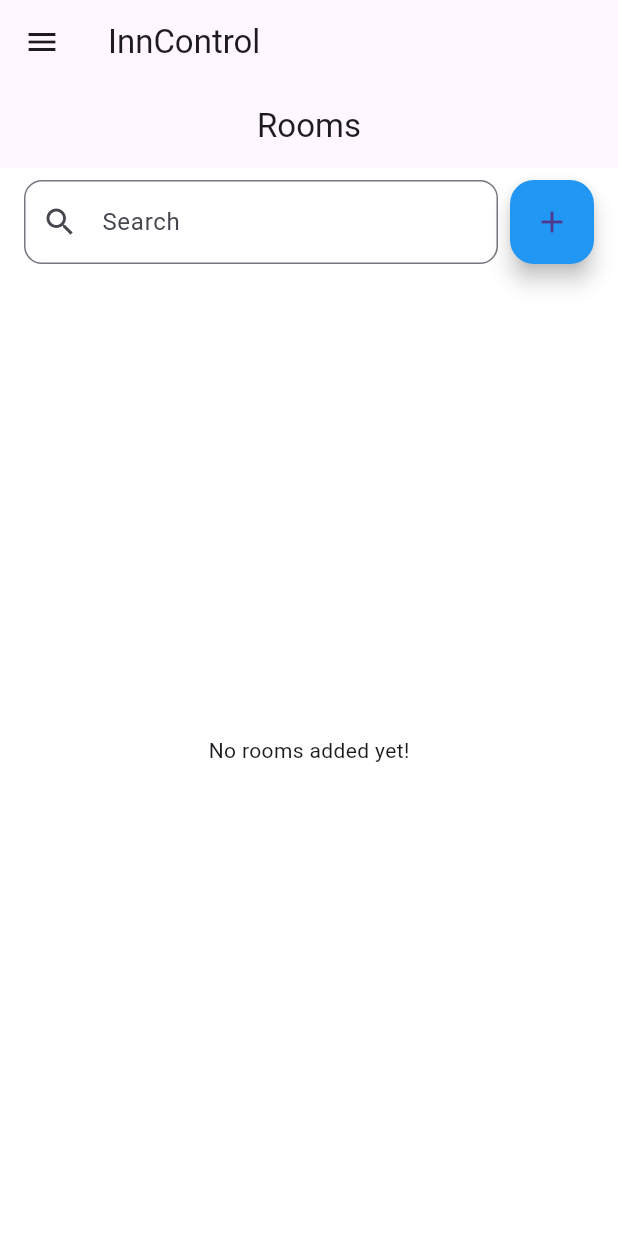
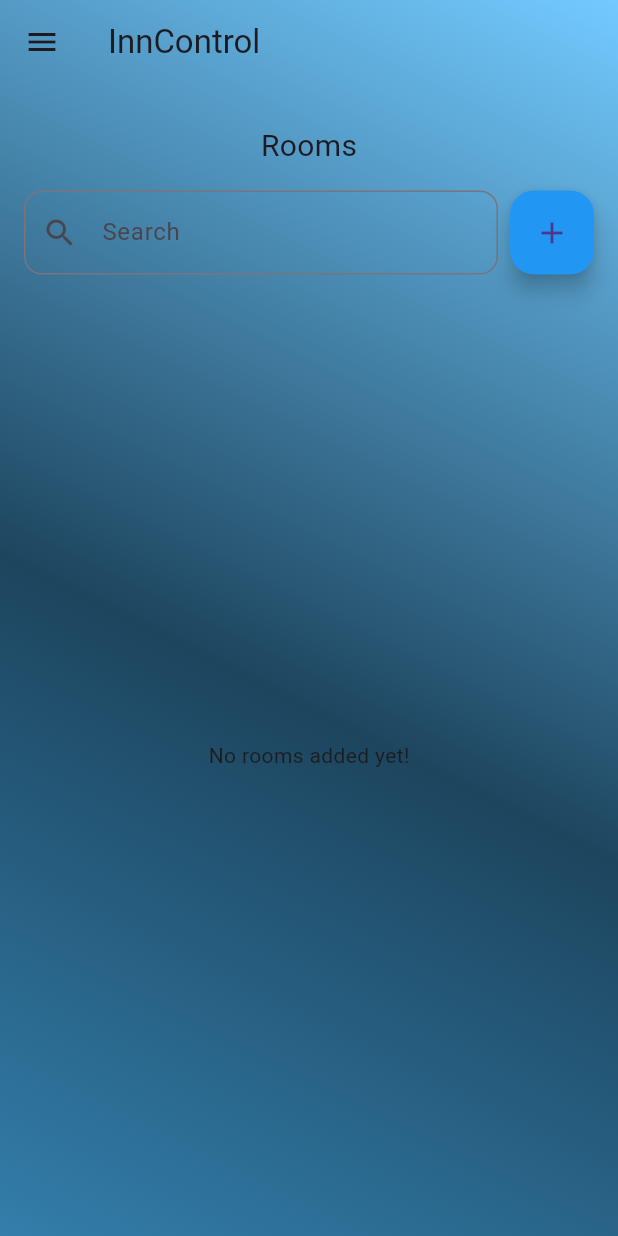
Before and after one commit to upc-pre-20242-cc238-wx61-grupo1/inncontrol-frontend-mobile, a Flutter app: the screen it shows after launch, on a phone screen of 412 x 824 dp. Run offline on Flutter 3.47's test engine with Material 3 defaults, Android fonts, the light colour scheme and no system bars.

Commit message:
style: update ui views with new style guidelines

```diff
--- a/lib/main.dart
+++ b/lib/main.dart
@@ -1,5 +1,5 @@
 import 'package:flutter/material.dart';
-import 'navigation/main_page.dart';  // Import the MainPage
+import 'navigation/main_page.dart'; // Import the MainPage
 
 void main() {
   runApp(const MyApp());
@@ -15,9 +15,9 @@ class MyApp extends StatelessWidget {
       title: 'InnControl',
       theme: ThemeData(
         primarySwatch: Colors.blue,
-        scaffoldBackgroundColor: Colors.white,
+        scaffoldBackgroundColor: Colors.transparent,
       ),
-      home: MainPage(),  // Use the RoomsPage as the home
+      home: MainPage(), // Use the RoomsPage as the home
     );
   }
 }
--- a/lib/navigation/main_page.dart
+++ b/lib/navigation/main_page.dart
@@ -29,8 +29,10 @@ class _MainPageState extends State<MainPage> {
   Widget build(BuildContext context) {
     return Scaffold(
       appBar: AppBar(
+        backgroundColor: Colors.transparent,
         title: Text('InnControl'),
       ),
+      extendBodyBehindAppBar: true,
       drawer: Drawer(
         // Navigation Drawer
         child: ListView(
@@ -75,7 +77,34 @@ class _MainPageState extends State<MainPage> {
           ],
         ),
       ),
-      body: _pages[_selectedIndex], // Display the selected view
+      body: Container(
+        decoration: const BoxDecoration(
+          gradient: LinearGradient(
+            begin: Alignment.topRight,
+            end: Alignment.bottomLeft,
+            colors: [
+              Color(0xff73CAFF),
+              Color(0xff1D455E),
+              Color(0xff337EAB),
+            ],
+            stops: [
+              0.0,
+              0.56,
+              1.0,
+            ],
+          ),
+        ),
+        child: Column(
+          children: [
+            const SizedBox(
+              height: 60,
+            ),
+            Expanded(
+              child: _pages[_selectedIndex],
+            ),
+          ],
+        ),
+      ), // Display the selected view
     );
   }
 }
--- a/lib/views/inventory/inventory_screen.dart
+++ b/lib/views/inventory/inventory_screen.dart
@@ -34,24 +34,7 @@ class _InventoryScreenState extends State<InventoryScreen> {
   Widget build(BuildContext context) {
     return Scaffold(
       backgroundColor: Colors.transparent,
-      body: Container(
-        decoration: const BoxDecoration(
-          gradient: LinearGradient(
-              begin: Alignment.topRight,
-              end: Alignment.bottomLeft,
-              colors: [
-                Color(0xff73CAFF),
-                Color(0xff1D455E),
-                Color(0xff337EAB),
-              ],
-              stops: [
-                0.0,
-                0.56,
-                1.0,
-              ]),
-        ),
-        child: inventorySection(),
-      ),
+      body: inventorySection(),
     );
   }
 
--- a/lib/views/rooms/rooms_list_screen.dart
+++ b/lib/views/rooms/rooms_list_screen.dart
@@ -1,7 +1,7 @@
 import 'package:flutter/material.dart';
-import '../../components/room_card.dart';  // Import the room card widget
+import '../../components/room_card.dart'; // Import the room card widget
 import '../../components/room_form.dart'; // Import the room form widgets
-import '../../models/room.dart';  // Import the room model
+import '../../models/room.dart'; // Import the room model
 
 class RoomListScreen extends StatefulWidget {
   const RoomListScreen({super.key});
@@ -23,9 +23,10 @@ class RoomListScreenState extends State<RoomListScreen> {
   // Function to update a room in the list
   void _updateRoom(Room updatedRoom) {
     setState(() {
-      final index = rooms.indexWhere((room) => room.number == updatedRoom.number);
+      final index =
+          rooms.indexWhere((room) => room.number == updatedRoom.number);
       if (index != -1) {
-        rooms[index] = updatedRoom;  // Update the room in the list
+        rooms[index] = updatedRoom; // Update the room in the list
       }
     });
   }
@@ -33,14 +34,17 @@ class RoomListScreenState extends State<RoomListScreen> {
   @override
   Widget build(BuildContext context) {
     return Scaffold(
-      appBar: AppBar(
-        title: const Text('Rooms'),
-        centerTitle: true,
-      ),
       body: Padding(
         padding: const EdgeInsets.all(8.0),
         child: Column(
           children: [
+            const Padding(
+              padding: EdgeInsets.all(15.0),
+              child: Text(
+                'Rooms',
+                style: TextStyle(fontSize: 20),
+              ),
+            ),
             Padding(
               padding: const EdgeInsets.symmetric(horizontal: 8.0),
               child: Row(
@@ -84,10 +88,7 @@ class RoomListScreenState extends State<RoomListScreen> {
                       itemCount: rooms.length,
                       itemBuilder: (context, index) {
                         final room = rooms[index];
-                        return RoomCard(
-                            room: room,
-                            onRoomUpdated: _updateRoom
-                        );
+                        return RoomCard(room: room, onRoomUpdated: _updateRoom);
                       },
                     ),
             ),
--- a/lib/views/tasks/task_list_screen.dart
+++ b/lib/views/tasks/task_list_screen.dart
@@ -1,7 +1,7 @@
 import 'package:flutter/material.dart';
-import '../../models/task.dart';  // Import the Task model
-import 'add_task_screen.dart';  // Import AddTaskScreen widget
-import 'tasks_details_screen.dart';  // Import TaskDetailsScreen widget
+import '../../models/task.dart'; // Import the Task model
+import 'add_task_screen.dart'; // Import AddTaskScreen widget
+import 'tasks_details_screen.dart'; // Import TaskDetailsScreen widget
 
 class TaskListScreen extends StatefulWidget {
   @override
@@ -34,10 +34,14 @@ class _TaskListScreenState extends State<TaskListScreen> {
 
   // Función para editar una tarea en una ventana emergente
   void _editTask(Task task) {
-    TextEditingController titleController = TextEditingController(text: task.title);
-    TextEditingController dueDateController = TextEditingController(text: task.dueDate);
-    TextEditingController assignedEmployeeController = TextEditingController(text: task.assignedEmployee);
-    TextEditingController statusController = TextEditingController(text: task.status);
+    TextEditingController titleController =
+        TextEditingController(text: task.title);
+    TextEditingController dueDateController =
+        TextEditingController(text: task.dueDate);
+    TextEditingController assignedEmployeeController =
+        TextEditingController(text: task.assignedEmployee);
+    TextEditingController statusController =
+        TextEditingController(text: task.status);
 
     showDialog(
       context: context,
@@ -88,7 +92,8 @@ class _TaskListScreenState extends State<TaskListScreen> {
                   int taskIndex = tasks.indexOf(task);
                   tasks[taskIndex] = editedTask;
                 });
-                Navigator.of(context).pop(); // Cerrar el cuadro de diálogo después de guardar
+                Navigator.of(context)
+                    .pop(); // Cerrar el cuadro de diálogo después de guardar
               },
             ),
           ],
@@ -104,7 +109,8 @@ class _TaskListScreenState extends State<TaskListScreen> {
       builder: (BuildContext context) {
         return AlertDialog(
           title: Text('Confirmar eliminación'),
-          content: Text('¿Estás seguro de que deseas eliminar la tarea "${task.title}"?'),
+          content: Text(
+              '¿Estás seguro de que deseas eliminar la tarea "${task.title}"?'),
           actions: <Widget>[
             TextButton(
               child: Text('No'),
@@ -116,7 +122,8 @@ class _TaskListScreenState extends State<TaskListScreen> {
               child: Text('Sí'),
               onPressed: () {
                 _deleteTask(task);
-                Navigator.of(context).pop(); // Cerrar el cuadro de diálogo después de eliminar
+                Navigator.of(context)
+                    .pop(); // Cerrar el cuadro de diálogo después de eliminar
               },
             ),
           ],
@@ -137,6 +144,7 @@ class _TaskListScreenState extends State<TaskListScreen> {
     return Scaffold(
       appBar: AppBar(
         title: Text('Tasks'),
+        backgroundColor: Colors.transparent,
         actions: [
           IconButton(
             icon: Icon(Icons.filter_alt_outlined),
@@ -169,7 +177,8 @@ class _TaskListScreenState extends State<TaskListScreen> {
                 if (value == 'edit') {
                   _editTask(task); // Mostrar cuadro de diálogo para editar
                 } else if (value == 'delete') {
-                  _confirmDeleteTask(task);  // Mostrar cuadro de diálogo antes de eliminar
+                  _confirmDeleteTask(
+                      task); // Mostrar cuadro de diálogo antes de eliminar
                 }
               },
               itemBuilder: (BuildContext context) {
```
